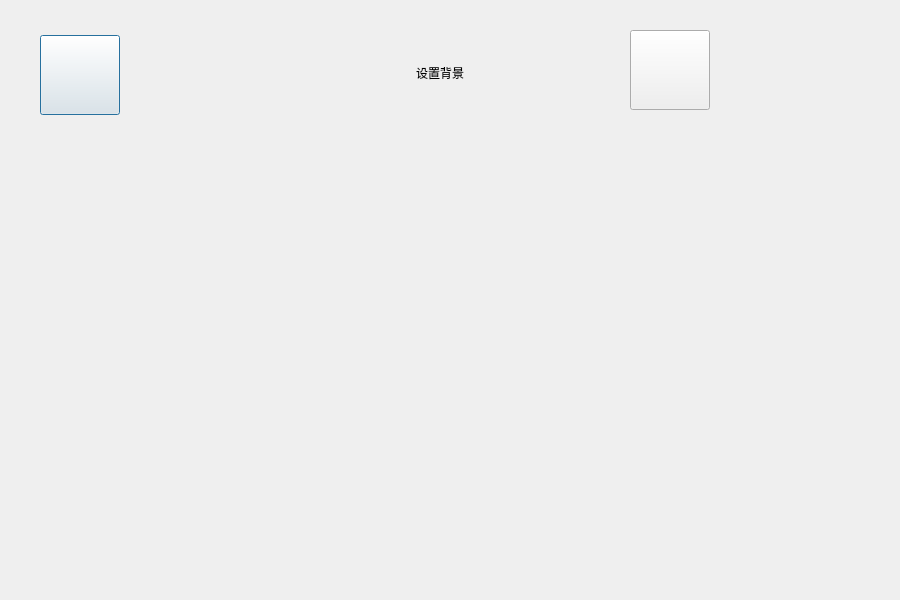
First picture: the form in src/XMusic/bkgdlg.ui, repository 1028417/XMusic, before the edit.
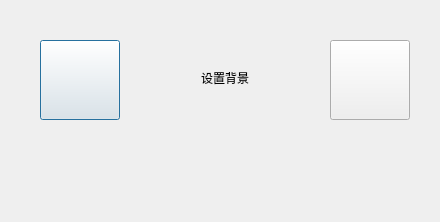
Second picture: the form after the edit. Icons and pictures are not drawn. Custom widgets are drawn as their Qt base class.

Diff of the .ui file:
```diff
--- a/src/XMusic/bkgdlg.ui
+++ b/src/XMusic/bkgdlg.ui
@@ -6,8 +6,8 @@
    <rect>
     <x>0</x>
     <y>0</y>
-    <width>900</width>
-    <height>600</height>
+    <width>440</width>
+    <height>222</height>
    </rect>
   </property>
   <property name="windowTitle">
@@ -17,7 +17,7 @@
    <property name="geometry">
     <rect>
      <x>40</x>
-     <y>35</y>
+     <y>40</y>
      <width>80</width>
      <height>80</height>
     </rect>
@@ -44,9 +44,9 @@
   <widget class="CLabel" name="labelTitle">
    <property name="geometry">
     <rect>
-     <x>340</x>
-     <y>43</y>
-     <width>200</width>
+     <x>140</x>
+     <y>48</y>
+     <width>170</width>
      <height>60</height>
     </rect>
    </property>
@@ -60,8 +60,8 @@
   <widget class="CButton" name="btnColor">
    <property name="geometry">
     <rect>
-     <x>630</x>
-     <y>30</y>
+     <x>330</x>
+     <y>40</y>
      <width>80</width>
      <height>80</height>
     </rect>
```
